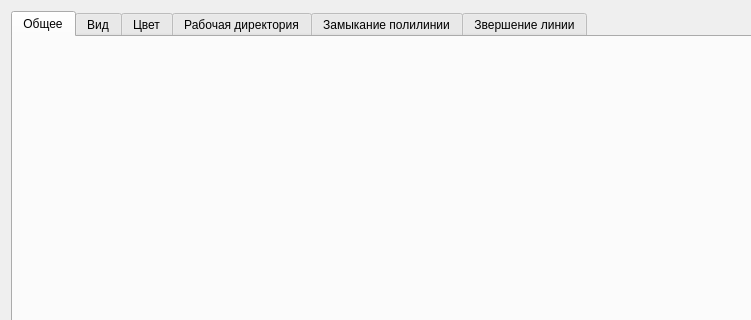
Above: src/qlabelme/widgets/settings.ui from mariekarelina/QLabelMe before the change; both pictures show x 0 to 751 and y 0 to 320 of the 856 by 516 pixel window. Below: the same form after it.
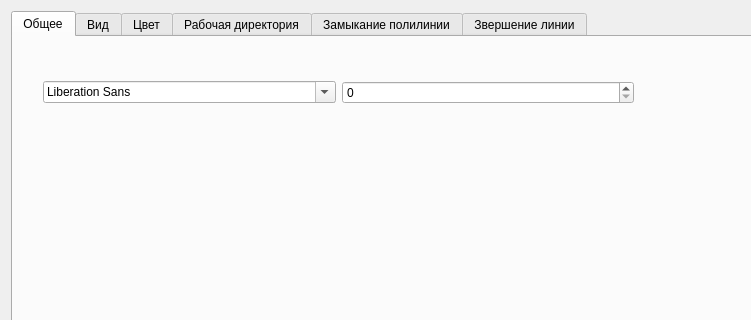
That is the form after the change. The open tabs and pages were chosen to show the change.

Diff of the .ui file:
```diff
--- a/src/qlabelme/widgets/settings.ui
+++ b/src/qlabelme/widgets/settings.ui
@@ -38,6 +38,24 @@
       <attribute name="title">
        <string>Общее</string>
       </attribute>
+      <widget class="QWidget" name="layoutWidget">
+       <property name="geometry">
+        <rect>
+         <x>30</x>
+         <y>30</y>
+         <width>591</width>
+         <height>51</height>
+        </rect>
+       </property>
+       <layout class="QHBoxLayout" name="horizontalLayout">
+        <item>
+         <widget class="QFontComboBox" name="fontComboLabels"/>
+        </item>
+        <item>
+         <widget class="QSpinBox" name="spinLabelFontSize"/>
+        </item>
+       </layout>
+      </widget>
      </widget>
      <widget class="QWidget" name="tabView">
       <attribute name="title">
```
Left out of the diff: 2 changed lines with no effect on the pictures.
